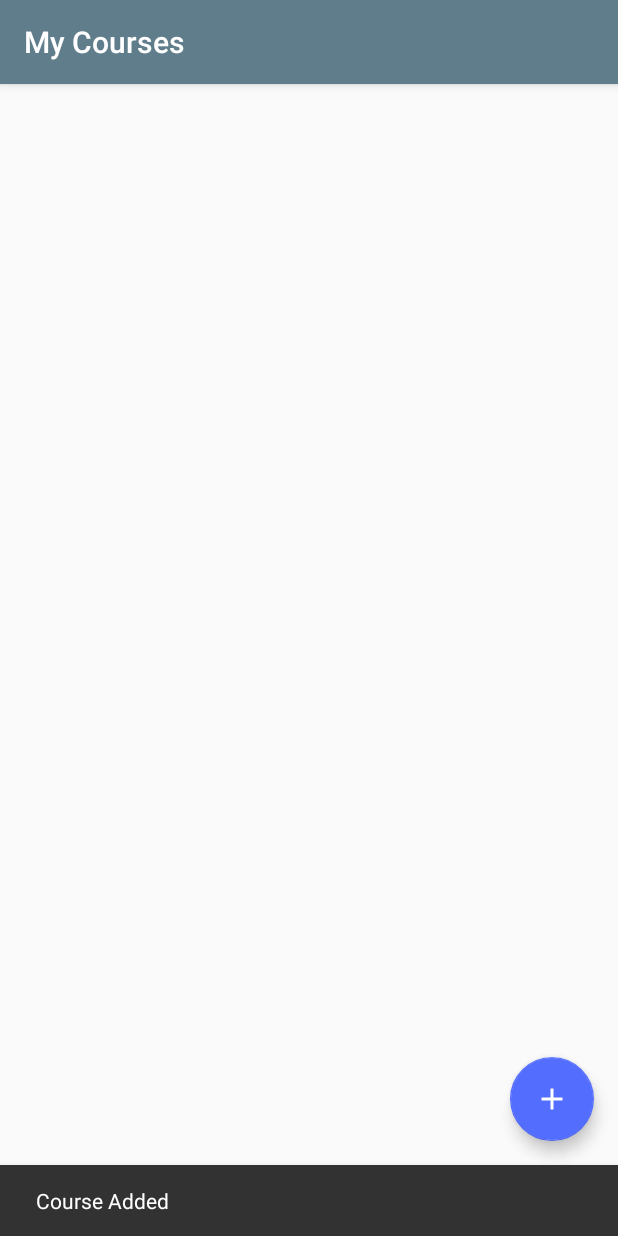
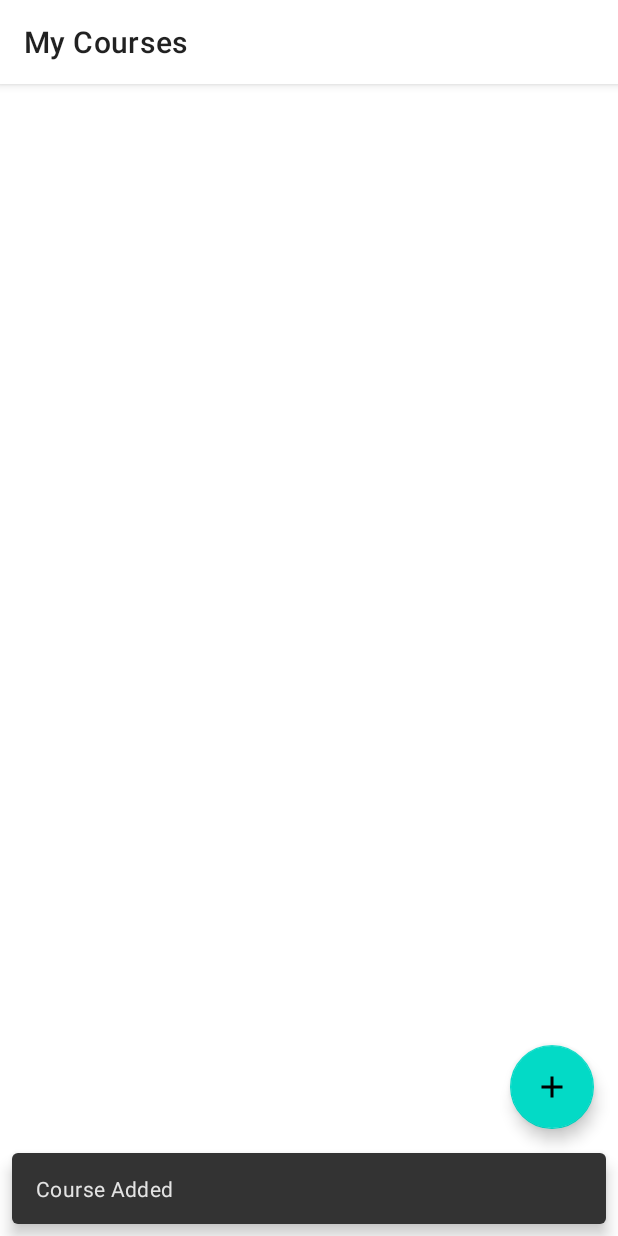
Before and after one commit to mrsaurov/AttendanceManager, an Android app: the CourseActivity screen opened directly, with no data from a screen before it, after a tap on an icon or button, on a phone screen of 412 x 824 dp. Run offline under Robolectric (Android 15) with nearby library versions, the phone set to English and light mode, and no system bars; libraries missing offline, so code that uses them is left out: com.orm; 2 statements that could not run were skipped.

Commit message:
Commit before androidx migration, also black and white app theme has been included

```diff
--- a/app/src/main/AndroidManifest.xml
+++ b/app/src/main/AndroidManifest.xml
@@ -21,8 +21,8 @@
 
         <activity
             android:name=".activites.CourseActivity"
-            android:label="@string/title_activity_course"
-            android:theme="@style/AppTheme.NoActionBar" />
+            android:label="@string/title_activity_course" />
+
         <activity
             android:name=".activites.SplashActivity"
             android:theme="@style/SplashTheme">
@@ -32,6 +32,8 @@
                 <category android:name="android.intent.category.LAUNCHER" />
             </intent-filter>
         </activity>
+
+
         <activity android:name=".activites.MainActivity" />
     </application>
 
--- a/app/src/main/java/com/saurov/attendancemanager/activites/CourseActivity.java
+++ b/app/src/main/java/com/saurov/attendancemanager/activites/CourseActivity.java
@@ -22,8 +22,6 @@ public class CourseActivity extends AppCompatActivity {
     protected void onCreate(Bundle savedInstanceState) {
         super.onCreate(savedInstanceState);
         setContentView(R.layout.activity_course);
-        Toolbar toolbar = findViewById(R.id.toolbar);
-        setSupportActionBar(toolbar);
 
         FloatingActionButton fab = findViewById(R.id.fab);
         fab.setOnClickListener(new View.OnClickListener() {
--- a/app/src/main/res/layout/activity_course.xml
+++ b/app/src/main/res/layout/activity_course.xml
@@ -5,20 +5,6 @@
     android:layout_width="match_parent"
     android:layout_height="match_parent"
     tools:context=".activites.CourseActivity">
-
-    <android.support.design.widget.AppBarLayout
-        android:layout_width="match_parent"
-        android:layout_height="wrap_content"
-        android:theme="@style/AppTheme.AppBarOverlay">
-
-        <android.support.v7.widget.Toolbar
-            android:id="@+id/toolbar"
-            android:layout_width="match_parent"
-            android:layout_height="?attr/actionBarSize"
-            android:background="?attr/colorPrimary"
-            app:popupTheme="@style/AppTheme.PopupOverlay" />
-
-    </android.support.design.widget.AppBarLayout>
 
     <include layout="@layout/content_course" />
 
--- a/app/src/main/res/layout/category_list_item.xml
+++ b/app/src/main/res/layout/category_list_item.xml
@@ -5,7 +5,7 @@
     android:layout_height="wrap_content"
     >
 
-    <android.support.v7.widget.CardView
+    <android.support.design.card.MaterialCardView
         android:id="@+id/timer_card"
         android:layout_width="match_parent"
         android:layout_height="match_parent"
@@ -46,7 +46,6 @@
                     android:paddingVertical="5dp"
                     android:paddingLeft="@dimen/album_title_padding"
                     android:paddingRight="@dimen/album_title_padding"
-                    android:textColor="@color/album_title"
                     android:textSize="@dimen/album_title"
                     tools:text="Hello WOrld" />
 
@@ -55,6 +54,6 @@
         </RelativeLayout>
 
 
-    </android.support.v7.widget.CardView>
+    </android.support.design.card.MaterialCardView>
 
 </LinearLayout>
--- a/app/src/main/res/layout/course_list_item.xml
+++ b/app/src/main/res/layout/course_list_item.xml
@@ -25,7 +25,6 @@
                 android:layout_marginStart="8dp"
                 android:layout_marginTop="2dp"
                 android:layout_marginEnd="8dp"
-                android:textColor="@color/album_title"
                 android:textSize="12sp"
                 android:textStyle="bold"
                 card_view:layout_constraintEnd_toEndOf="parent"
@@ -41,7 +40,6 @@
                 android:layout_marginStart="8dp"
                 android:layout_marginTop="4dp"
                 android:layout_marginEnd="8dp"
-                android:textColor="@color/album_title"
                 android:textSize="14sp"
                 card_view:layout_constraintEnd_toEndOf="parent"
                 card_view:layout_constraintHorizontal_bias="0.5"
--- a/app/src/main/res/values/colors.xml
+++ b/app/src/main/res/values/colors.xml
@@ -1,8 +1,18 @@
 <?xml version="1.0" encoding="utf-8"?>
 <resources>
-    <color name="colorPrimary">#607D8B</color>
-    <color name="colorPrimaryDark">#455A64</color>
-    <color name="colorAccent">#536DFE</color>
+    <color name="black">#000000</color>
+    <color name="white">#ffffff</color>
+    <color name="transparent">#00ffffff</color>
+    <color name="error_red">#F44336</color>
+    <color name="black_overlay">#40000000</color>
 
-    <color name="album_title">#4c4c4c</color>
+    <color name="colorPrimary">#ffffff</color>
+    <color name="colorPrimaryDark">#F5F5F5</color>
+    <color name="colorAccent">#1a1a1a</color>
+    <color name="colorText">#000000</color>
+    <color name="colorTextSecondary">#96000000</color>
+    <color name="colorTextDisabled">#61000000</color>
+    <color name="menuBackground">#ccffffff</color>
+    <color name="cardBackgroundColor">#ffffff</color>
+    <color name="progressBarColor">#000000</color>
 </resources>
--- a/app/src/main/res/values/styles.xml
+++ b/app/src/main/res/values/styles.xml
@@ -1,25 +1,19 @@
 <resources>
 
     <!-- Base application theme. -->
-    <style name="AppTheme" parent="Theme.AppCompat.Light.DarkActionBar">
+    <style name="AppTheme" parent="Theme.MaterialComponents.Light">
         <!-- Customize your theme here. -->
         <item name="colorPrimary">@color/colorPrimary</item>
         <item name="colorPrimaryDark">@color/colorPrimaryDark</item>
         <item name="colorAccent">@color/colorAccent</item>
+
+        <item name="android:windowLightStatusBar">true</item>
+        <item name="android:statusBarColor">@color/colorPrimaryDark</item>
     </style>
 
     <style name="SplashTheme" parent="Theme.AppCompat.NoActionBar">
         <item name="android:windowBackground">@drawable/splash_background</item>
     </style>
 
-    <style name="AppTheme.NoActionBar">
-        <item name="windowActionBar">false</item>
-        <item name="windowNoTitle">true</item>
-    </style>
-
-    <style name="AppTheme.AppBarOverlay" parent="ThemeOverlay.AppCompat.Dark.ActionBar" />
-
-    <style name="AppTheme.PopupOverlay" parent="ThemeOverlay.AppCompat.Light" />
-
 
 </resources>
--- a/build.gradle
+++ b/build.gradle
@@ -7,7 +7,7 @@ buildscript {
 
     }
     dependencies {
-        classpath 'com.android.tools.build:gradle:3.3.0'
+        classpath 'com.android.tools.build:gradle:3.3.2'
 
         // NOTE: Do not place your application dependencies here; they belong
         // in the individual module build.gradle files
```
Also changed, not shown: app/src/main/res/layout/activity_main.xml (+3 -4 lines).
